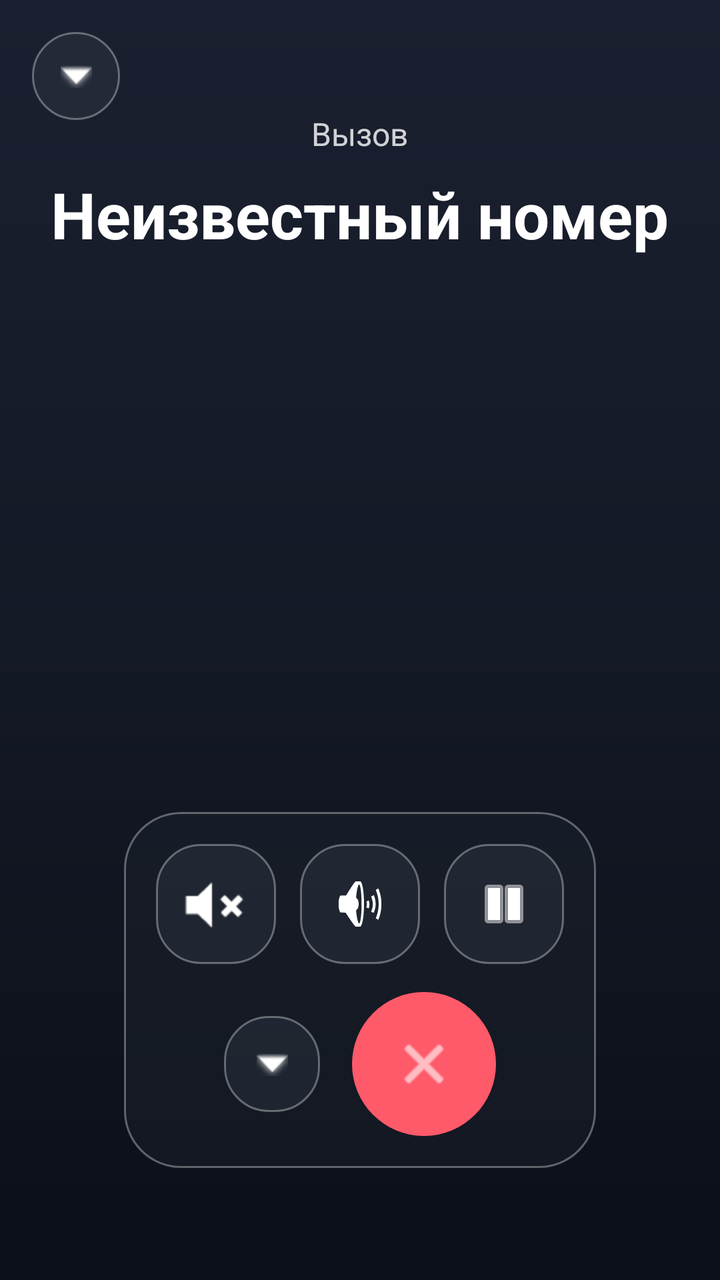
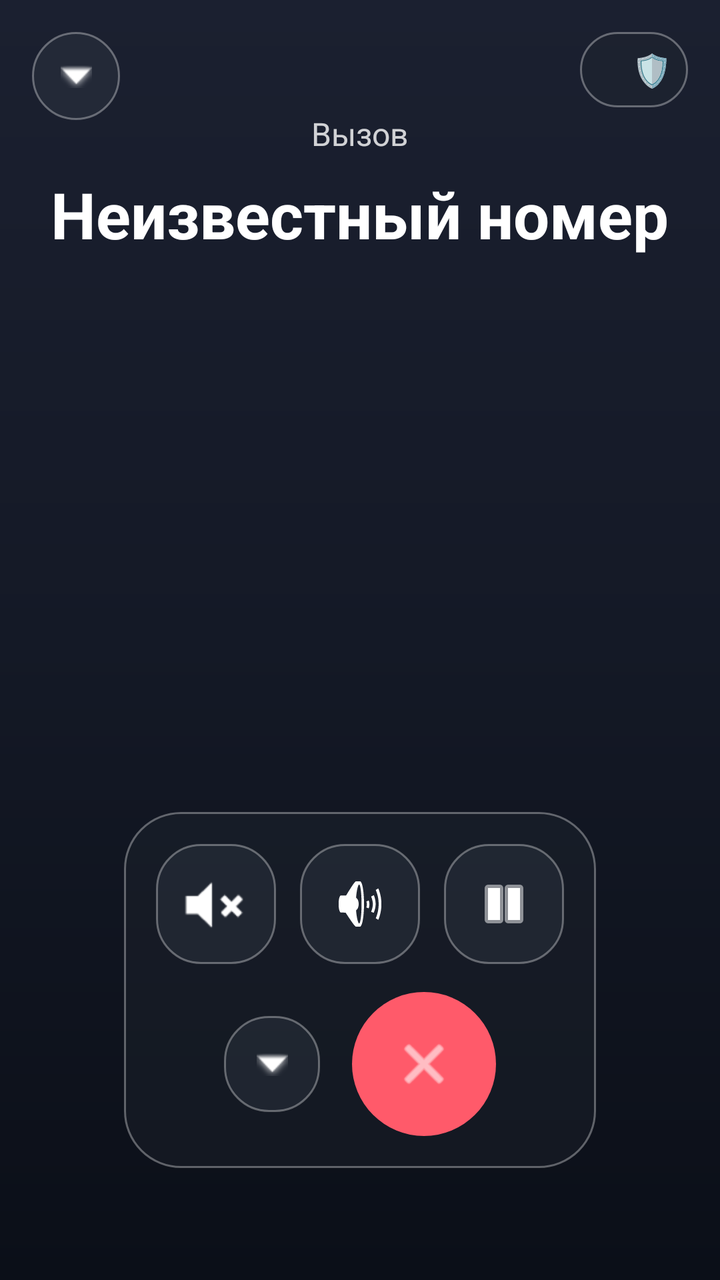

Two renders of the same Android screen: before a commit and after it. Below are the layout's source before the change and the commit's diff.
<!-- AndroidManifest.xml: activity theme Theme.VibeDialer -->
<!-- res/layout/activity_incall.xml -->
<?xml version="1.0" encoding="utf-8"?>
<FrameLayout xmlns:android="http://schemas.android.com/apk/res/android"
    android:id="@+id/incallRoot"
    android:layout_width="match_parent"
    android:layout_height="match_parent"
    android:background="@drawable/bg_main">

    <LinearLayout
        android:id="@+id/callInfo"
        android:layout_width="match_parent"
        android:layout_height="wrap_content"
        android:layout_gravity="top|center_horizontal"
        android:layout_marginTop="56dp"
        android:gravity="center"
        android:orientation="vertical">
        <TextView android:id="@+id/callStateText" android:layout_width="wrap_content" android:layout_height="wrap_content" android:text="Вызов" android:textColor="#CCFFFFFF" android:textSize="16sp"/>
        <TextView android:id="@+id/callerText" android:layout_width="wrap_content" android:layout_height="wrap_content" android:layout_marginTop="8dp" android:text="Неизвестный номер" android:textColor="@color/white" android:textSize="32sp" android:textStyle="bold"/>
    </LinearLayout>

    
    <LinearLayout
        android:id="@+id/orbitStrip"
        android:layout_width="52dp"
        android:layout_height="160dp"
        android:layout_gravity="center_vertical|end"
        android:layout_marginEnd="8dp"
        android:background="@drawable/bg_glass_panel"
        android:gravity="center"
        android:orientation="vertical"
        android:padding="6dp"
        android:visibility="gone">
        <View android:layout_width="24dp" android:layout_height="4dp" android:background="#88FFFFFF"/>
        <TextView android:layout_width="wrap_content" android:layout_height="wrap_content" android:layout_marginTop="10dp" android:text="|||" android:textColor="@color/white" android:textSize="18sp"/>
    </LinearLayout>

    
    <LinearLayout
        android:id="@+id/inCallControls"
        android:layout_width="wrap_content"
        android:layout_height="wrap_content"
        android:layout_gravity="bottom|center_horizontal"
        android:layout_marginBottom="56dp"
        android:background="@drawable/bg_glass_panel"
        android:orientation="vertical"
        android:padding="16dp">

        <LinearLayout android:id="@+id/quickRow" android:layout_width="wrap_content" android:layout_height="wrap_content" android:orientation="horizontal" android:gravity="center">
            <ImageButton android:id="@+id/muteBtn" android:layout_width="60dp" android:layout_height="60dp" android:background="@drawable/bg_glass_button" android:src="@android:drawable/ic_lock_silent_mode" android:tint="@color/white"/>
            <ImageButton android:id="@+id/speakerBtn" android:layout_width="60dp" android:layout_height="60dp" android:layout_marginStart="12dp" android:background="@drawable/bg_glass_button" android:src="@android:drawable/ic_lock_silent_mode_off" android:tint="@color/white"/>
            <ImageButton android:id="@+id/holdBtn" android:layout_width="60dp" android:layout_height="60dp" android:layout_marginStart="12dp" android:background="@drawable/bg_glass_button" android:src="@android:drawable/ic_media_pause" android:tint="@color/white"/>
        </LinearLayout>

        <LinearLayout android:id="@+id/extraRow" android:layout_width="wrap_content" android:layout_height="wrap_content" android:layout_marginTop="12dp" android:orientation="horizontal" android:gravity="center" android:visibility="gone">
            <ImageButton android:id="@+id/addCallBtn" android:layout_width="56dp" android:layout_height="56dp" android:background="@drawable/bg_glass_button" android:src="@android:drawable/ic_input_add" android:tint="@color/white"/>
            <ImageButton android:id="@+id/dialNewBtn" android:layout_width="56dp" android:layout_height="56dp" android:layout_marginStart="12dp" android:background="@drawable/bg_glass_button" android:src="@android:drawable/ic_dialog_dialer" android:tint="@color/white"/>
            <ImageButton android:id="@+id/mergeBtn" android:layout_width="56dp" android:layout_height="56dp" android:layout_marginStart="12dp" android:background="@drawable/bg_glass_button" android:src="@android:drawable/ic_menu_call" android:tint="@color/white"/>
        </LinearLayout>

        <LinearLayout android:layout_width="match_parent" android:layout_height="wrap_content" android:layout_marginTop="14dp" android:gravity="center" android:orientation="horizontal">
            <ImageButton android:id="@+id/expandBtn" android:layout_width="48dp" android:layout_height="48dp" android:background="@drawable/bg_glass_button" android:src="@android:drawable/arrow_down_float" android:tint="@color/white"/>
            <ImageButton android:id="@+id/answerBtn" android:layout_width="72dp" android:layout_height="72dp" android:layout_marginStart="16dp" android:background="@drawable/bg_call" android:src="@android:drawable/ic_menu_call" android:tint="@color/white" android:visibility="gone"/>
            <ImageButton android:id="@+id/hangupBtn" android:layout_width="72dp" android:layout_height="72dp" android:layout_marginStart="16dp" android:background="@drawable/bg_hangup" android:src="@android:drawable/ic_menu_close_clear_cancel" android:tint="@color/white"/>
        </LinearLayout>
    </LinearLayout>
    
    <FrameLayout android:id="@+id/googleSwipe" android:layout_width="280dp" android:layout_height="72dp" android:layout_gravity="bottom|center_horizontal" android:layout_marginBottom="60dp" android:background="@drawable/bg_glass_panel" android:visibility="gone">
        <TextView android:layout_width="wrap_content" android:layout_height="wrap_content" android:layout_gravity="center_vertical|start" android:layout_marginStart="20dp" android:text="Отклонить" android:textColor="#FFFF5A6A"/>
        <TextView android:layout_width="wrap_content" android:layout_height="wrap_content" android:layout_gravity="center_vertical|end" android:layout_marginEnd="20dp" android:text="Ответить" android:textColor="#FF4CD964"/>
        <ImageButton android:id="@+id/swipeKnob" android:layout_width="60dp" android:layout_height="60dp" android:layout_gravity="center" android:background="@drawable/bg_call" android:src="@android:drawable/ic_menu_call" android:tint="@color/white"/>
    </FrameLayout>

    
    <LinearLayout android:id="@+id/xiaomiIncoming" android:layout_width="match_parent" android:layout_height="wrap_content" android:layout_gravity="bottom|center_horizontal" android:layout_marginBottom="60dp" android:gravity="center" android:orientation="horizontal" android:visibility="gone">
        <ImageButton android:id="@+id/xiaomiDecline" android:layout_width="76dp" android:layout_height="76dp" android:background="@drawable/bg_hangup" android:src="@android:drawable/ic_menu_close_clear_cancel" android:tint="@color/white"/>
        <ImageButton android:id="@+id/xiaomiAnswer" android:layout_width="76dp" android:layout_height="76dp" android:layout_marginStart="64dp" android:background="@drawable/bg_call" android:src="@android:drawable/ic_menu_call" android:tint="@color/white"/>
    </LinearLayout>

    <ImageButton android:id="@+id/minimizeBtn" android:layout_width="44dp" android:layout_height="44dp" android:layout_gravity="top|start" android:layout_margin="16dp" android:background="@drawable/bg_glass_button" android:src="@android:drawable/arrow_down_float" android:tint="@color/white"/>

</FrameLayout>
<!-- resources referenced by this layout -->
<resources>
  <color name="white">#FFFFFFFF</color>
  <!-- drawable bg_call (drawable) -->
  <?xml version="1.0" encoding="utf-8"?>
  <ripple xmlns:android="http://schemas.android.com/apk/res/android" android:color="#88FFFFFF">
      <item>
          <shape android:shape="oval">
              <solid android:color="@color/green" />
          </shape>
      </item>
  </ripple>
  <!-- drawable bg_glass_button (drawable) -->
  <?xml version="1.0" encoding="utf-8"?>
  <ripple xmlns:android="http://schemas.android.com/apk/res/android" android:color="#44FFFFFF">
      <item>
          <shape android:shape="rectangle">
              <solid android:color="#66303845" />
              <corners android:radius="22dp" />
              <stroke android:width="1dp" android:color="#55FFFFFF" />
          </shape>
      </item>
  </ripple>
  <!-- drawable bg_glass_panel (drawable) -->
  <?xml version="1.0" encoding="utf-8"?>
  <shape xmlns:android="http://schemas.android.com/apk/res/android" android:shape="rectangle">
      <solid android:color="#55222832" />
      <corners android:radius="28dp" />
      <stroke android:width="1dp" android:color="#55FFFFFF" />
  </shape>
  <!-- drawable bg_hangup (drawable) -->
  <?xml version="1.0" encoding="utf-8"?>
  <ripple xmlns:android="http://schemas.android.com/apk/res/android" android:color="#88FFFFFF">
      <item>
          <shape android:shape="oval">
              <solid android:color="@color/danger" />
          </shape>
      </item>
  </ripple>
  <!-- drawable bg_main (drawable) -->
  <?xml version="1.0" encoding="utf-8"?>
  <shape xmlns:android="http://schemas.android.com/apk/res/android">
      <gradient android:startColor="#FF1B2030" android:centerColor="#FF141926" android:endColor="#FF0B0F18" android:angle="270" />
  </shape>
  <style name="Theme.VibeDialer" parent="Theme.Material3.DayNight.NoActionBar">
          <item name="android:statusBarColor">@android:color/transparent</item>
          <item name="android:navigationBarColor">@android:color/transparent</item>
          <item name="android:windowLightStatusBar" tools:targetApi="m">false</item>
          <item name="android:enforceNavigationBarContrast" tools:targetApi="q">false</item>
          <item name="android:enforceStatusBarContrast" tools:targetApi="q">false</item>
          <item name="android:windowBackground">@color/bg_bottom</item>
      </style>
  <color name="green">#FF4CD964</color>
  <color name="danger">#FFFF5A6A</color>
  <color name="bg_bottom">#FF090B10</color>
</resources>

<!-- the commit's change to res/layout/activity_incall.xml (unified diff, before → after) -->
@@ -53,7 +53,7 @@
         <LinearLayout android:id="@+id/extraRow" android:layout_width="wrap_content" android:layout_height="wrap_content" android:layout_marginTop="12dp" android:orientation="horizontal" android:gravity="center" android:visibility="gone">
             <ImageButton android:id="@+id/addCallBtn" android:layout_width="56dp" android:layout_height="56dp" android:background="@drawable/bg_glass_button" android:src="@android:drawable/ic_input_add" android:tint="@color/white"/>
             <ImageButton android:id="@+id/dialNewBtn" android:layout_width="56dp" android:layout_height="56dp" android:layout_marginStart="12dp" android:background="@drawable/bg_glass_button" android:src="@android:drawable/ic_dialog_dialer" android:tint="@color/white"/>
-            <ImageButton android:id="@+id/mergeBtn" android:layout_width="56dp" android:layout_height="56dp" android:layout_marginStart="12dp" android:background="@drawable/bg_glass_button" android:src="@android:drawable/ic_menu_call" android:tint="@color/white"/>
+            <ImageButton android:id="@+id/recordBtn" android:layout_width="56dp" android:layout_height="56dp" android:layout_marginStart="12dp" android:background="@drawable/bg_glass_button" android:src="@android:drawable/ic_btn_speak_now" android:tint="@color/white"/>
         </LinearLayout>
 
         <LinearLayout android:layout_width="match_parent" android:layout_height="wrap_content" android:layout_marginTop="14dp" android:gravity="center" android:orientation="horizontal">
@@ -77,4 +77,17 @@
 
     <ImageButton android:id="@+id/minimizeBtn" android:layout_width="44dp" android:layout_height="44dp" android:layout_gravity="top|start" android:layout_margin="16dp" android:background="@drawable/bg_glass_button" android:src="@android:drawable/arrow_down_float" android:tint="@color/white"/>
 
+    <LinearLayout android:id="@+id/shieldBox" android:layout_width="wrap_content" android:layout_height="wrap_content" android:layout_gravity="top|end" android:layout_margin="16dp" android:background="@drawable/bg_glass_panel" android:gravity="center" android:orientation="horizontal" android:padding="8dp">
+        <ProgressBar android:id="@+id/shieldSpin" style="?android:attr/progressBarStyleSmall" android:layout_width="18dp" android:layout_height="18dp"/>
+        <TextView android:id="@+id/shieldIcon" android:layout_width="wrap_content" android:layout_height="wrap_content" android:text="🛡" android:textSize="16sp"/>
+        <TextView android:id="@+id/shieldCode" android:layout_width="wrap_content" android:layout_height="wrap_content" android:layout_marginStart="6dp" android:textColor="@color/white" android:textSize="12sp" android:visibility="gone"/>
+    </LinearLayout>
+
+    <TextView android:id="@+id/recordBadge" android:layout_width="wrap_content" android:layout_height="wrap_content" android:layout_gravity="bottom|center_horizontal" android:layout_marginBottom="16dp" android:background="@drawable/bg_glass_panel" android:padding="10dp" android:text="Запись..." android:textColor="#FFFF5A6A" android:visibility="gone"/>
+
+    <LinearLayout android:id="@+id/endStatusOverlay" android:layout_width="match_parent" android:layout_height="match_parent" android:background="#AA000000" android:gravity="center" android:orientation="vertical" android:visibility="gone">
+        <TextView android:id="@+id/endStatusText" android:layout_width="wrap_content" android:layout_height="wrap_content" android:textColor="@color/white" android:textSize="28sp" android:textStyle="bold"/>
+        <Button android:id="@+id/endCloseBtn" android:layout_width="wrap_content" android:layout_height="wrap_content" android:layout_marginTop="20dp" android:text="Закрыть"/>
+    </LinearLayout>
+
 </FrameLayout>
